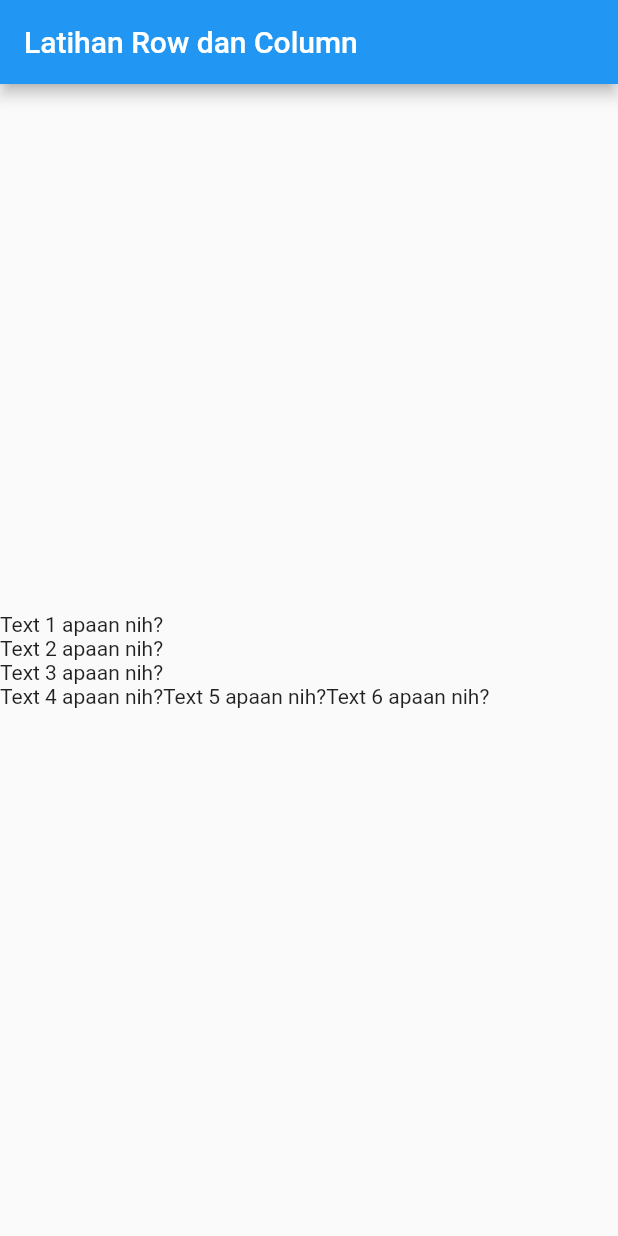
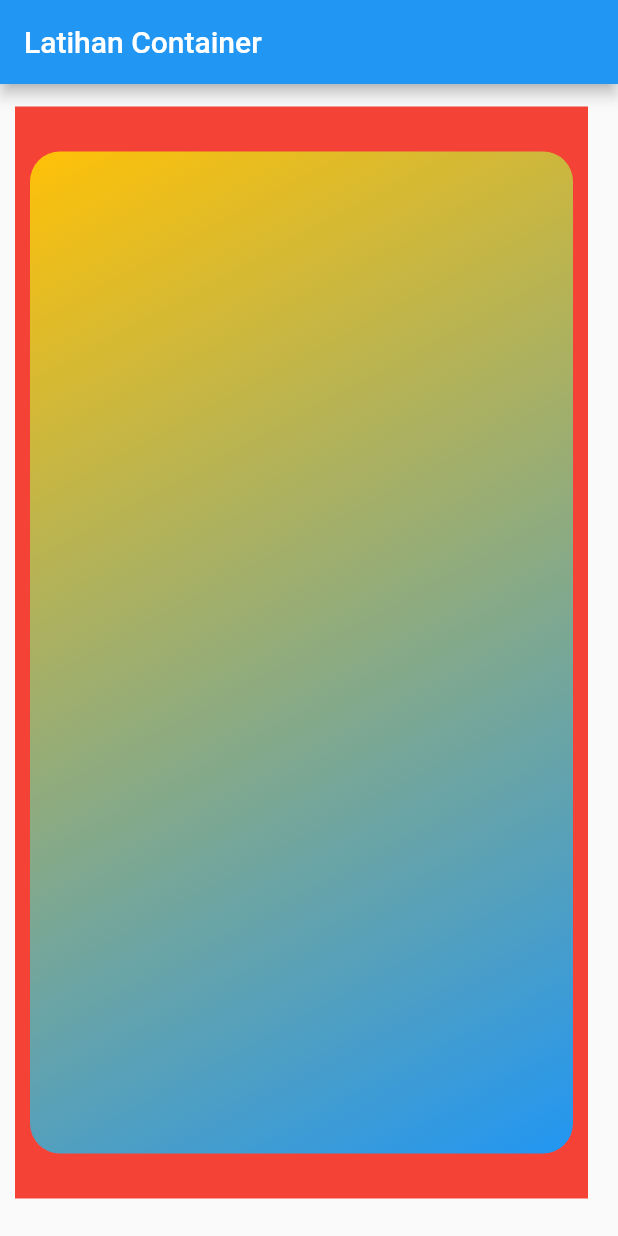
Before and after one commit to dsjtx/Belajar-Flutter, a Flutter app: the screen it shows after launch, on a phone screen of 412 x 824 dp. Run offline on Flutter 3.47's test engine with Material 2 defaults, Android fonts, the phone set to English and light mode, and no system bars.

Commit message:
Container

```diff
--- a/lib/main.dart
+++ b/lib/main.dart
@@ -8,23 +8,21 @@
     return MaterialApp(
       home: Scaffold(
         appBar: AppBar(
-          title: Text("Latihan Row dan Column"),
+          title: Text("Latihan Container"),
         ),
-        body: Column(
-          mainAxisAlignment: MainAxisAlignment.center,
-          crossAxisAlignment: CrossAxisAlignment.start,
-          children: <Widget>[
-            Text("Text 1 apaan nih?"),
-            Text("Text 2 apaan nih?"),
-            Text("Text 3 apaan nih?"),
-            Row(
-              children: <Widget>[
-                Text("Text 4 apaan nih?"),
-                Text("Text 5 apaan nih?"),
-                Text("Text 6 apaan nih?")
-              ],
-            )
-          ],
+        body: Container(
+          color: Colors.red,
+          margin: EdgeInsets.fromLTRB(10, 15, 20, 25),
+          padding: EdgeInsets.only(bottom: 20, top: 20),
+          child: Container(
+            margin: EdgeInsets.all(10),
+            decoration: BoxDecoration(
+                borderRadius: BorderRadius.circular(20),
+                gradient: LinearGradient(
+                    begin: Alignment.topLeft,
+                    end: Alignment.bottomRight,
+                    colors: <Color>[Colors.amber, Colors.blue])),
+          ),
         ),
       ),
     );
```
